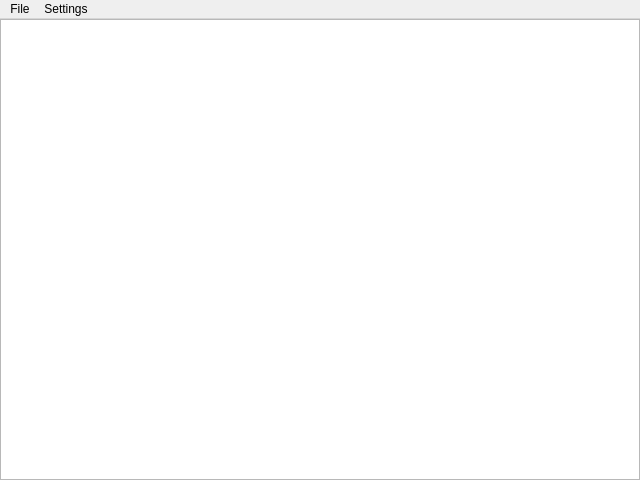
The window that mainwindow.ui (willfrank98/Logic-Quest) describes before a commit, drawn with Qt 5.
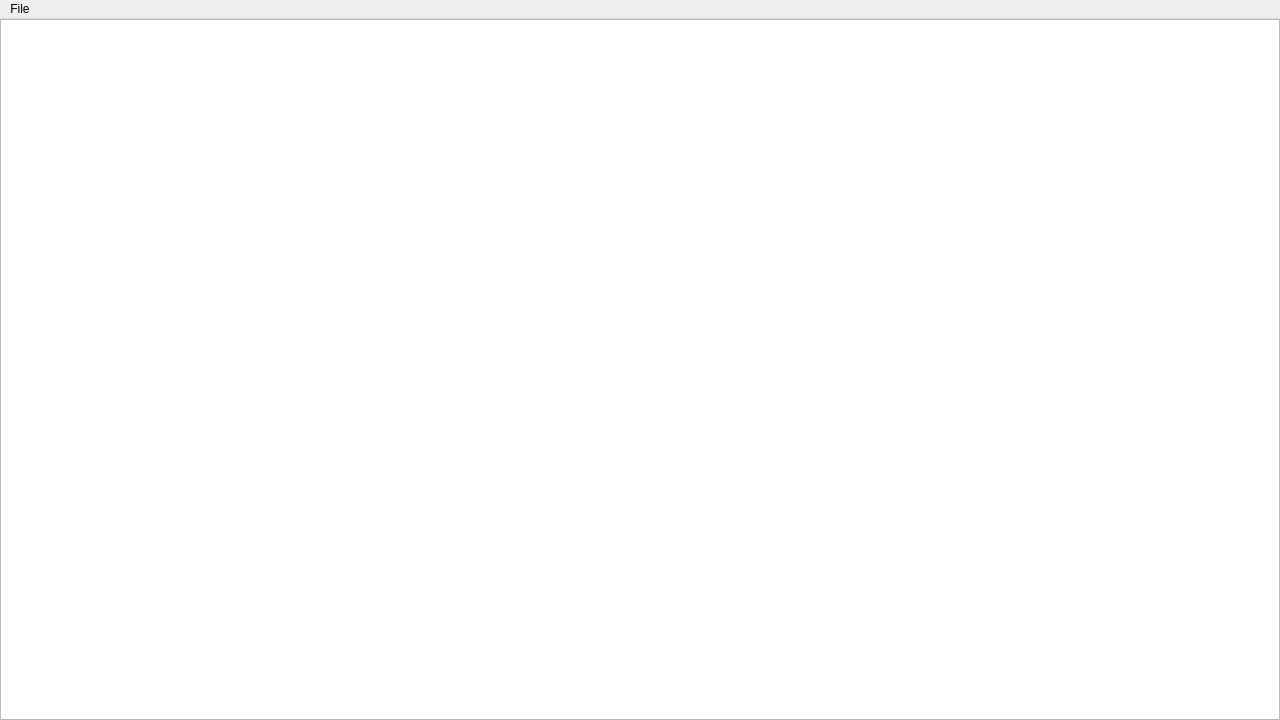
The same window after the commit.

Commit message: Locked resolution

```diff
--- a/mainwindow.ui
+++ b/mainwindow.ui
@@ -6,10 +6,22 @@
    <rect>
     <x>0</x>
     <y>0</y>
-    <width>640</width>
-    <height>480</height>
+    <width>1280</width>
+    <height>720</height>
    </rect>
   </property>
+  <property name="minimumSize">
+   <size>
+    <width>1280</width>
+    <height>720</height>
+   </size>
+  </property>
+  <property name="maximumSize">
+   <size>
+    <width>1280</width>
+    <height>720</height>
+   </size>
+  </property>
   <property name="windowTitle">
    <string>Logic Gate</string>
   </property>
@@ -56,7 +68,7 @@
     <rect>
      <x>0</x>
      <y>0</y>
-     <width>640</width>
+     <width>1280</width>
      <height>20</height>
     </rect>
    </property>
@@ -67,24 +79,7 @@
     <addaction name="actionMain_Menu"/>
     <addaction name="actionExit"/>
    </widget>
-   <widget class="QMenu" name="menuSettings">
-    <property name="title">
-     <string>Settings</string>
-    </property>
-    <widget class="QMenu" name="menuResolution">
-     <property name="title">
-      <string>Resolution</string>
-     </property>
-     <addaction name="action600x480"/>
-     <addaction name="action1280x720"/>
-     <addaction name="action1366x720"/>
-     <addaction name="action1920x1080"/>
-     <addaction name="actionFullscreen"/>
-    </widget>
-    <addaction name="menuResolution"/>
-   </widget>
    <addaction name="menuFile"/>
-   <addaction name="menuSettings"/>
   </widget>
   <action name="actionExit">
    <property name="text">
```
The commit also changes 1 other file.
